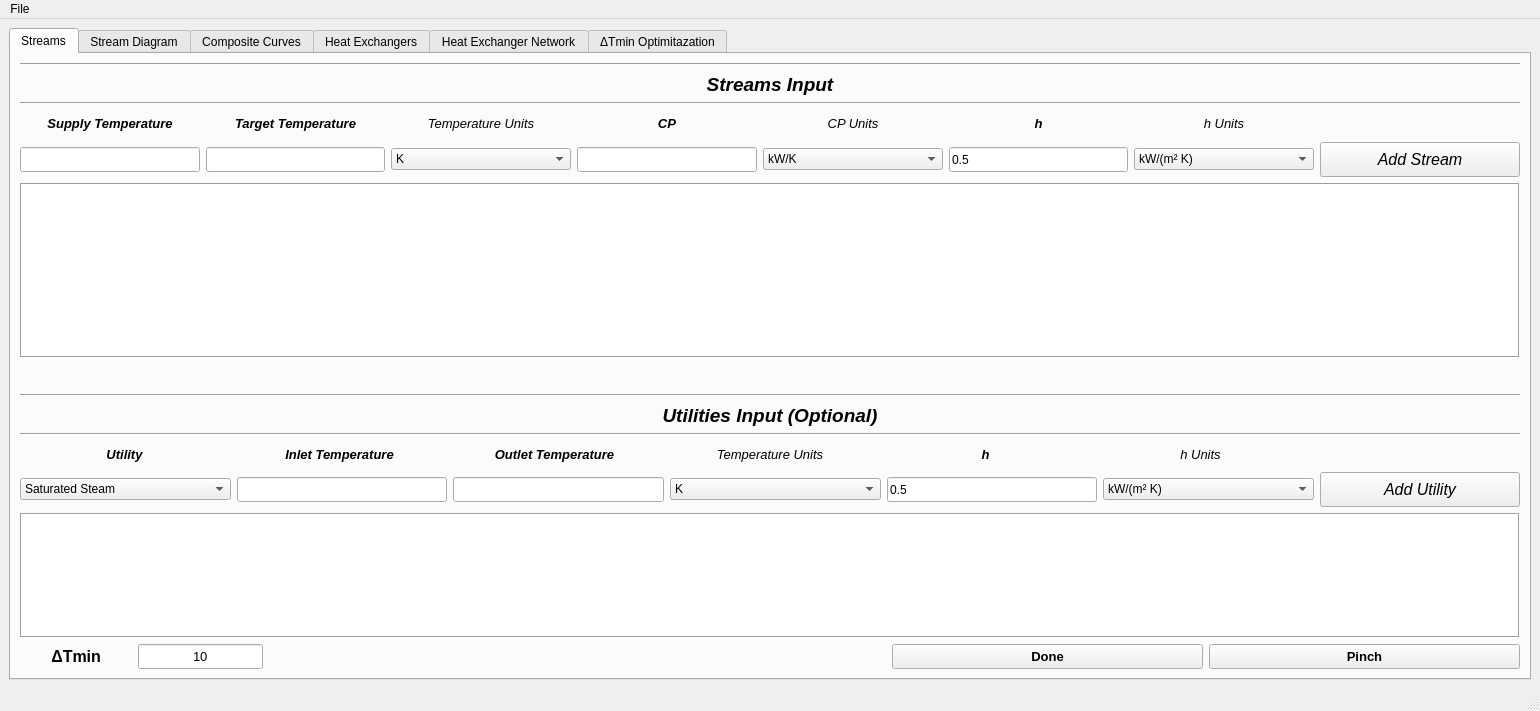
Old version of the form interface/MPinch.ui in the repository CarlosTadeuVassoler/MPinch.
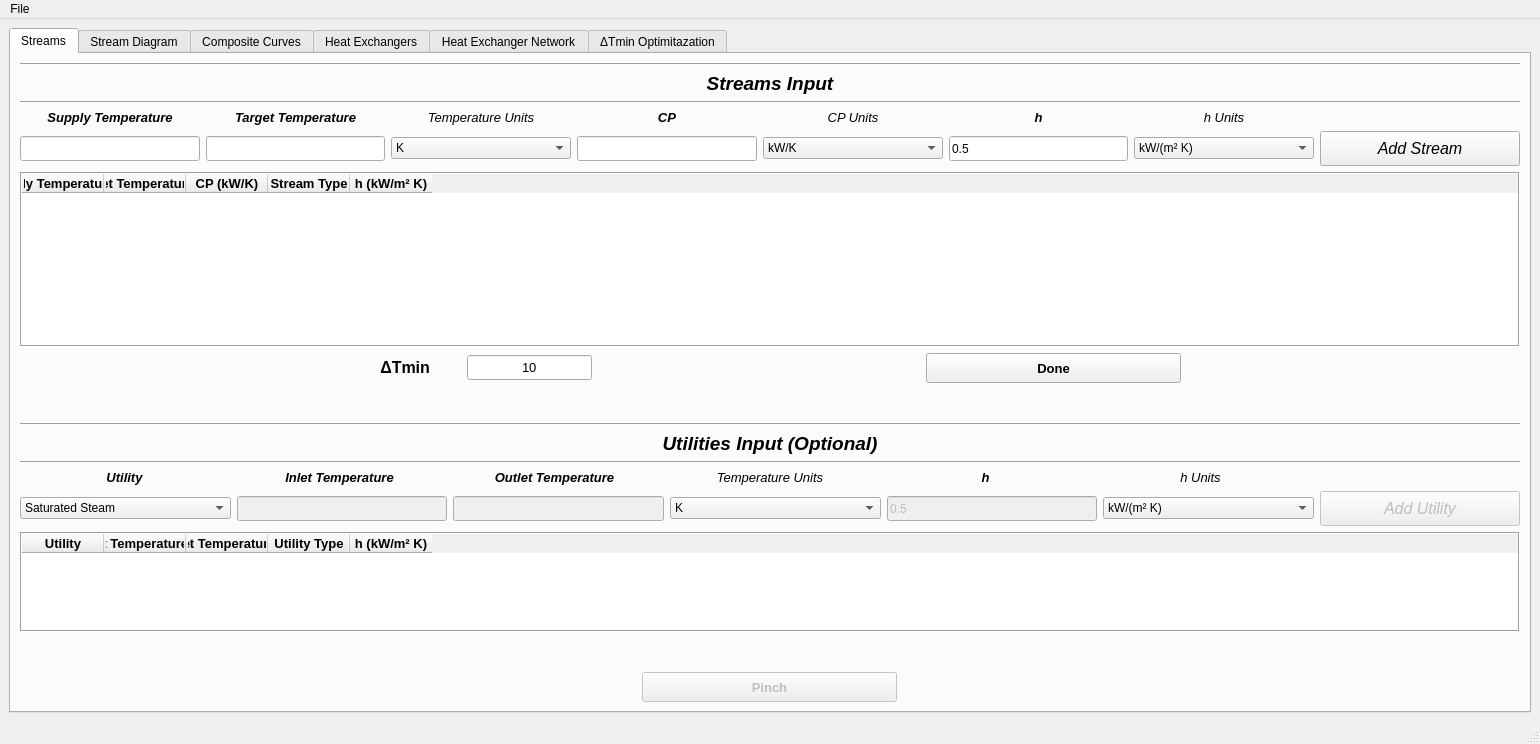
New version of the form.

Diff of the .ui file:
```diff
--- a/interface/MPinch.ui
+++ b/interface/MPinch.ui
@@ -7,7 +7,7 @@
     <x>0</x>
     <y>0</y>
     <width>1540</width>
-    <height>711</height>
+    <height>744</height>
    </rect>
   </property>
   <property name="sizePolicy">
@@ -376,6 +376,12 @@
           </item>
           <item>
            <widget class="QTableWidget" name="tableWidget">
+            <property name="sizePolicy">
+             <sizepolicy hsizetype="Expanding" vsizetype="Expanding">
+              <horstretch>0</horstretch>
+              <verstretch>0</verstretch>
+             </sizepolicy>
+            </property>
             <property name="minimumSize">
              <size>
               <width>0</width>
@@ -431,7 +437,7 @@
              <bool>false</bool>
             </property>
             <attribute name="horizontalHeaderVisible">
-             <bool>false</bool>
+             <bool>true</bool>
             </attribute>
             <attribute name="horizontalHeaderCascadingSectionResizes">
              <bool>false</bool>
@@ -542,18 +548,153 @@
             </column>
            </widget>
           </item>
+          <item>
+           <layout class="QHBoxLayout" name="horizontalLayout_17">
+            <item>
+             <spacer name="horizontalSpacer_11">
+              <property name="orientation">
+               <enum>Qt::Horizontal</enum>
+              </property>
+              <property name="sizeHint" stdset="0">
+               <size>
+                <width>40</width>
+                <height>20</height>
+               </size>
+              </property>
+             </spacer>
+            </item>
+            <item>
+             <widget class="QLabel" name="label_6">
+              <property name="sizePolicy">
+               <sizepolicy hsizetype="Maximum" vsizetype="Fixed">
+                <horstretch>0</horstretch>
+                <verstretch>0</verstretch>
+               </sizepolicy>
+              </property>
+              <property name="font">
+               <font>
+                <family>Arial</family>
+                <pointsize>12</pointsize>
+                <weight>75</weight>
+                <bold>true</bold>
+               </font>
+              </property>
+              <property name="text">
+               <string>       ΔTmin       </string>
+              </property>
+              <property name="alignment">
+               <set>Qt::AlignRight|Qt::AlignTrailing|Qt::AlignVCenter</set>
+              </property>
+             </widget>
+            </item>
+            <item>
+             <widget class="QLineEdit" name="lineEdit_2">
+              <property name="sizePolicy">
+               <sizepolicy hsizetype="Maximum" vsizetype="Fixed">
+                <horstretch>0</horstretch>
+                <verstretch>0</verstretch>
+               </sizepolicy>
+              </property>
+              <property name="minimumSize">
+               <size>
+                <width>0</width>
+                <height>25</height>
+               </size>
+              </property>
+              <property name="font">
+               <font>
+                <family>Arial</family>
+                <pointsize>10</pointsize>
+               </font>
+              </property>
+              <property name="text">
+               <string>10</string>
+              </property>
+              <property name="alignment">
+               <set>Qt::AlignCenter</set>
+              </property>
+             </widget>
+            </item>
+            <item>
+             <spacer name="horizontalSpacer_3">
+              <property name="orientation">
+               <enum>Qt::Horizontal</enum>
+              </property>
+              <property name="sizeHint" stdset="0">
+               <size>
+                <width>40</width>
+                <height>20</height>
+               </size>
+              </property>
+             </spacer>
+            </item>
+            <item>
+             <widget class="QPushButton" name="donebutton">
+              <property name="sizePolicy">
+               <sizepolicy hsizetype="Preferred" vsizetype="Fixed">
+                <horstretch>0</horstretch>
+                <verstretch>0</verstretch>
+               </sizepolicy>
+              </property>
+              <property name="minimumSize">
+               <size>
+                <width>255</width>
+                <height>30</height>
+               </size>
+              </property>
+              <property name="maximumSize">
+               <size>
+                <width>255</width>
+                <height>16777215</height>
+               </size>
+              </property>
+              <property name="font">
+               <font>
+                <family>Arial</family>
+                <pointsize>10</pointsize>
+                <weight>75</weight>
+                <bold>true</bold>
+               </font>
+              </property>
+              <property name="layoutDirection">
+               <enum>Qt::RightToLeft</enum>
+              </property>
+              <property name="text">
+               <string>Done</string>
+              </property>
+             </widget>
+            </item>
+            <item>
+             <widget class="QLabel" name="label_13">
+              <property name="text">
+               <string> </string>
+              </property>
+             </widget>
+            </item>
+            <item>
+             <spacer name="horizontalSpacer_4">
+              <property name="orientation">
+               <enum>Qt::Horizontal</enum>
+              </property>
+              <property name="sizeHint" stdset="0">
+               <size>
+                <width>40</width>
+                <height>20</height>
+               </size>
+              </property>
+             </spacer>
+            </item>
+           </layout>
+          </item>
           <item>
            <spacer name="verticalSpacer_2">
             <property name="orientation">
              <enum>Qt::Vertical</enum>
             </property>
-            <property name="sizeType">
-             <enum>QSizePolicy::Fixed</enum>
-            </property>
             <property name="sizeHint" stdset="0">
              <size>
               <width>20</width>
-              <height>30</height>
+              <height>40</height>
              </size>
             </property>
            </spacer>
@@ -736,6 +877,9 @@
             </item>
             <item>
              <widget class="QLineEdit" name="util_inlet">
+              <property name="enabled">
+               <bool>false</bool>
+              </property>
               <property name="sizePolicy">
                <sizepolicy hsizetype="Preferred" vsizetype="Fixed">
                 <horstretch>0</horstretch>
@@ -752,6 +896,9 @@
             </item>
             <item>
              <widget class="QLineEdit" name="util_outlet">
+              <property name="enabled">
+               <bool>false</bool>
+              </property>
               <property name="sizePolicy">
                <sizepolicy hsizetype="Preferred" vsizetype="Fixed">
                 <horstretch>0</horstretch>
@@ -792,6 +939,9 @@
             </item>
             <item>
              <widget class="QLineEdit" name="util_pelicula">
+              <property name="enabled">
+               <bool>false</bool>
+              </property>
               <property name="sizePolicy">
                <sizepolicy hsizetype="Preferred" vsizetype="Fixed">
                 <horstretch>0</horstretch>
@@ -820,6 +970,9 @@
             </item>
             <item>
              <widget class="QPushButton" name="botao_addutility">
+              <property name="enabled">
+               <bool>false</bool>
+              </property>
               <property name="sizePolicy">
                <sizepolicy hsizetype="Fixed" vsizetype="Fixed">
                 <horstretch>0</horstretch>
@@ -853,7 +1006,7 @@
             <property name="minimumSize">
              <size>
               <width>0</width>
-              <height>125</height>
+              <height>100</height>
              </size>
             </property>
             <property name="maximumSize">
@@ -905,7 +1058,7 @@
              <bool>false</bool>
             </property>
             <attribute name="horizontalHeaderVisible">
-             <bool>false</bool>
+             <bool>true</bool>
             </attribute>
             <attribute name="horizontalHeaderCascadingSectionResizes">
              <bool>false</bool>
@@ -1017,126 +1170,28 @@
             </column>
            </widget>
           </item>
+          <item>
+           <spacer name="verticalSpacer_3">
+            <property name="orientation">
+             <enum>Qt::Vertical</enum>
+            </property>
+            <property name="sizeHint" stdset="0">
+             <size>
+              <width>20</width>
+              <height>40</height>
+             </size>
+            </property>
+           </spacer>
+          </item>
           <item>
            <layout class="QHBoxLayout" name="dt_done_pinch">
-            <item>
-             <widget class="QLabel" name="label_6">
-              <property name="sizePolicy">
-               <sizepolicy hsizetype="Preferred" vsizetype="Fixed">
-                <horstretch>0</horstretch>
-                <verstretch>0</verstretch>
-               </sizepolicy>
-              </property>
-              <property name="font">
-               <font>
-                <family>Arial</family>
-                <pointsize>12</pointsize>
-                <weight>75</weight>
-                <bold>true</bold>
-               </font>
-              </property>
-              <property name="text">
-               <string>       ΔTmin       </string>
-              </property>
-              <property name="alignment">
-               <set>Qt::AlignRight|Qt::AlignTrailing|Qt::AlignVCenter</set>
-              </property>
-             </widget>
-            </item>
-            <item>
-             <widget class="QLineEdit" name="lineEdit_2">
-              <property name="sizePolicy">
-               <sizepolicy hsizetype="Preferred" vsizetype="Fixed">
-                <horstretch>0</horstretch>
-                <verstretch>0</verstretch>
-               </sizepolicy>
-              </property>
-              <property name="minimumSize">
-               <size>
-                <width>0</width>
-                <height>25</height>
-               </size>
-              </property>
-              <property name="font">
-               <font>
-                <family>Arial</family>
-                <pointsize>10</pointsize>
-               </font>
-              </property>
-              <property name="text">
-               <string>10</string>
-              </property>
-              <property name="alignment">
-               <set>Qt::AlignCenter</set>
-              </property>
-             </widget>
-            </item>
             <item>
              <layout class="QHBoxLayout" name="horizontalLayout_14">
-              <item>
-               <spacer name="horizontalSpacer">
-                <property name="orientation">
-                 <enum>Qt::Horizontal</enum>
-                </property>
-                <property name="sizeHint" stdset="0">
-                 <size>
-                  <width>40</width>
-                  <height>20</height>
-                 </size>
-                </property>
-               </spacer>
-              </item>
-              <item>
-               <spacer name="horizontalSpacer_2">
-                <property name="orientation">
-                 <enum>Qt::Horizontal</enum>
-                </property>
-                <property name="sizeHint" stdset="0">
-                 <size>
-                  <width>40</width>
-                  <height>20</height>
-                 </size>
-                </property>
-               </spacer>
-              </item>
-              <item>
-               <widget class="QPushButton" name="donebutton">
-                <property name="sizePolicy">
-                 <sizepolicy hsizetype="MinimumExpanding" vsizetype="Fixed">
-                  <horstretch>0</horstretch>
-                  <verstretch>0</verstretch>
-                 </sizepolicy>
-                </property>
-                <property name="minimumSize">
-                 <size>
-                  <width>0</width>
-                  <height>25</height>
-                 </size>
-                </property>
-                <property name="maximumSize">
-                 <size>
-                  <width>16777215</width>
-                  <height>16777215</height>
-                 </size>
-                </property>
-                <property name="font">
-                 <font>
-                  <family>Arial</family>
-                  <pointsize>10</pointsize>
-                  <weight>75</weight>
-                  <bold>true</bold>
-                 </font>
-                </property>
-                <property name="layoutDirection">
-                 <enum>Qt::RightToLeft</enum>
-                </property>
-                <property name="text">
-                 <string>Done</string>
-                </property>
-               </widget>
-              </item>
               <item>
                <widget class="QPushButton" name="pinchbutton">
+                <property name="enabled">
+                 <bool>false</bool>
+                </property>
                 <property name="sizePolicy">
                  <sizepolicy hsizetype="MinimumExpanding" vsizetype="Fixed">
                   <horstretch>0</horstretch>
@@ -1146,12 +1201,12 @@
                 <property name="minimumSize">
                  <size>
                   <width>0</width>
-                  <height>25</height>
+                  <height>30</height>
                  </size>
                 </property>
                 <property name="maximumSize">
                  <size>
-                  <width>16777215</width>
+                  <width>255</width>
                   <height>16777215</height>
                  </size>
                 </property>
```
